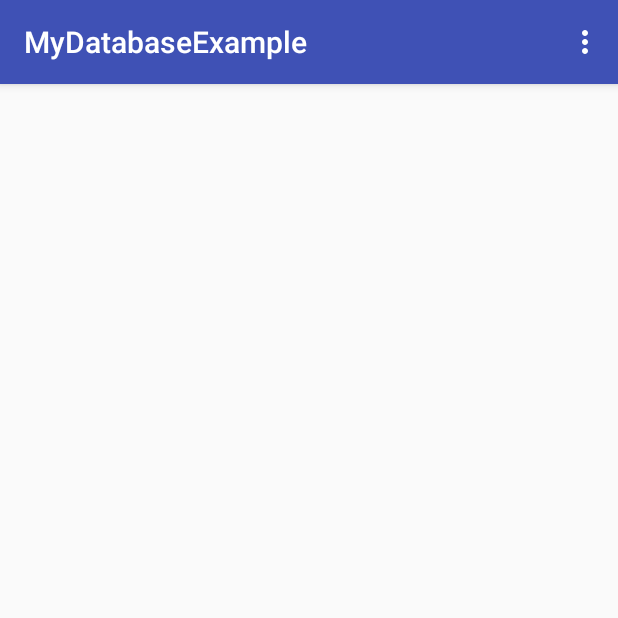
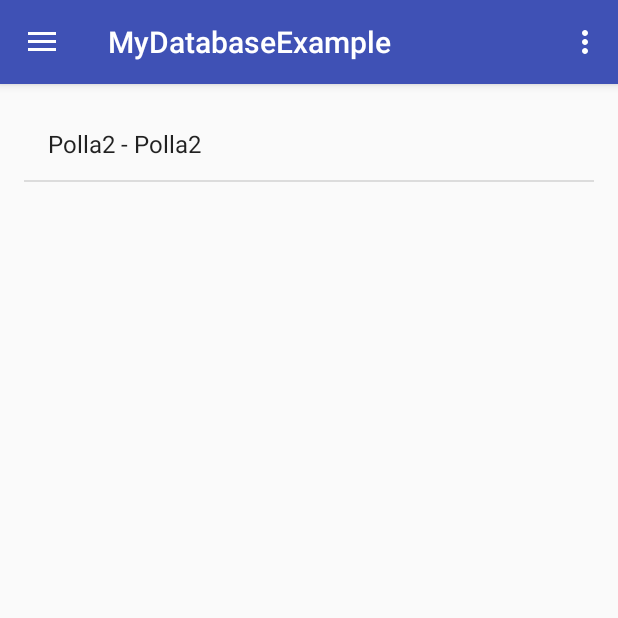
Before and after one commit to FredericUhlmann/IDIAndroid, an Android app: the screen it shows after launch (Home), in the options menu, after a tap on "Settings", on a phone screen of 412 x 824 dp, the top half of it. Run offline under Robolectric (Android 15) with nearby library versions, the phone set to English and light mode, and no system bars.

Commit message:
draweractivity

```diff
--- a/app/src/main/AndroidManifest.xml
+++ b/app/src/main/AndroidManifest.xml
@@ -8,7 +8,7 @@
         android:label="@string/app_name"
         android:supportsRtl="true"
         android:theme="@style/AppTheme">
-        <activity android:name=".Home">
+        <activity android:name=".Home" android:theme="@style/AppTheme.NoActionBar">
             <intent-filter>
                 <action android:name="android.intent.action.MAIN" />
 
--- a/app/src/main/java/com/example/pr_idi/mydatabaseexample/DrawerActivity.java
+++ b/app/src/main/java/com/example/pr_idi/mydatabaseexample/DrawerActivity.java
@@ -1,9 +1,6 @@
 package com.example.pr_idi.mydatabaseexample;
 
 import android.os.Bundle;
-import android.support.design.widget.FloatingActionButton;
-import android.support.design.widget.Snackbar;
-import android.view.View;
 import android.support.design.widget.NavigationView;
 import android.support.v4.view.GravityCompat;
 import android.support.v4.widget.DrawerLayout;
@@ -12,15 +9,24 @@ import android.support.v7.app.AppCompatActivity;
 import android.support.v7.widget.Toolbar;
 import android.view.Menu;
 import android.view.MenuItem;
+import android.widget.ArrayAdapter;
+import android.widget.FrameLayout;
+import android.widget.ListView;
+
+import java.util.List;
+import java.util.Random;
 
 public class DrawerActivity extends AppCompatActivity
         implements NavigationView.OnNavigationItemSelectedListener {
 
+
+    private FilmData filmData;
+
     @Override
     protected void onCreate(Bundle savedInstanceState) {
         super.onCreate(savedInstanceState);
-        setContentView(R.layout.activity_drawer);
-        Toolbar toolbar = (Toolbar) findViewById(R.id.toolbar);
+        super.setContentView(R.layout.activity_drawer);
+        /*Toolbar toolbar = (Toolbar) findViewById(R.id.toolbar);
         setSupportActionBar(toolbar);
 
         FloatingActionButton fab = (FloatingActionButton) findViewById(R.id.fab);
@@ -40,7 +46,23 @@ public class DrawerActivity extends AppCompatActivity
 
         NavigationView navigationView = (NavigationView) findViewById(R.id.nav_view);
         navigationView.setNavigationItemSelectedListener(this);
+*/
+        setView();
+    }
 
+    protected void setView() {
+
+        Toolbar toolbar = (Toolbar) findViewById(R.id.toolbar);
+        setSupportActionBar(toolbar);
+
+        DrawerLayout drawer = (DrawerLayout) findViewById(R.id.drawer_layout);
+        ActionBarDrawerToggle toggle = new ActionBarDrawerToggle(
+                this, drawer, toolbar, R.string.navigation_drawer_open, R.string.navigation_drawer_close);
+        drawer.setDrawerListener(toggle);
+        toggle.syncState();
+
+        NavigationView navigationView = (NavigationView) findViewById(R.id.nav_view);
+        navigationView.setNavigationItemSelectedListener(this);
     }
 
     @Override
@@ -81,8 +103,29 @@ public class DrawerActivity extends AppCompatActivity
         // Handle navigation view item clicks here.
         int id = item.getItemId();
 
-        if (id == R.id.nav_camera) {
-            // Handle the camera action
+        if (id == R.id.afegir) {
+
+            filmData = new FilmData(this);
+            filmData.open();
+
+            List<Film> values = filmData.getAllFilms();
+            //ListView lv = (ListView) findViewById(R.id.listmain);
+            // use the SimpleCursorAdapter to show the
+            // elements in a ListView
+            ArrayAdapter<Film> adapter = new ArrayAdapter<>(this,
+                    android.R.layout.simple_list_item_1, values);
+
+
+            ListView lv = (ListView) findViewById(R.id.llistapelis);
+            lv.setAdapter(adapter);
+            //afegir pelicula
+            adapter = (ArrayAdapter<Film>) lv.getAdapter();
+            Film film;
+            String[] newFilm = new String[] { "Polla2"};
+            int nextInt = new Random().nextInt(4);
+            // save the new film to the database
+            film = filmData.createFilm(newFilm[0], newFilm[0]);
+            adapter.add(film);
         } else if (id == R.id.nav_gallery) {
 
         } else if (id == R.id.nav_slideshow) {
@@ -99,4 +142,16 @@ public class DrawerActivity extends AppCompatActivity
         drawer.closeDrawer(GravityCompat.START);
         return true;
     }
+
+    @Override
+    public void setContentView(int layoutResID) {
+
+        DrawerLayout fullLayout = (DrawerLayout) getLayoutInflater().inflate(R.layout.activity_drawer, null);
+        FrameLayout frameLayout = (FrameLayout) fullLayout.findViewById(R.id.frame_layout_drawer);
+
+        getLayoutInflater().inflate(layoutResID, frameLayout, true);
+
+        super.setContentView(fullLayout);
+        setView();
+    }
 }
--- a/app/src/main/java/com/example/pr_idi/mydatabaseexample/Home.java
+++ b/app/src/main/java/com/example/pr_idi/mydatabaseexample/Home.java
@@ -1,12 +1,66 @@
 package com.example.pr_idi.mydatabaseexample;
 
 import android.os.Bundle;
+import android.widget.ArrayAdapter;
+import android.widget.ListView;
+
+import java.util.List;
 
 public class Home extends DrawerActivity {
+
+    private FilmData filmData;
 
     @Override
     protected void onCreate(Bundle savedInstanceState) {
         super.onCreate(savedInstanceState);
         setContentView(R.layout.activity_home);
+
+        filmData = new FilmData(this);
+        filmData.open();
+
+        List<Film> values = filmData.getAllFilms();
+        //ListView lv = (ListView) findViewById(R.id.listmain);
+        // use the SimpleCursorAdapter to show the
+        // elements in a ListView
+        ArrayAdapter<Film> adapter = new ArrayAdapter<>(this,
+                android.R.layout.simple_list_item_1, values);
+
+
+        ListView lv = (ListView) findViewById(R.id.llistapelis);
+        lv.setAdapter(adapter);
+
+        /*
+        adapter = (ArrayAdapter<Film>) lv.getAdapter();
+        Film film;
+        String[] newFilm = new String[] { "Polla"};
+        int nextInt = new Random().nextInt(4);
+        // save the new film to the database
+        film = filmData.createFilm(newFilm[0], newFilm[0]);
+        adapter.add(film);*/
     }
+/*
+    public void onClick(View view) {
+        @SuppressWarnings("unchecked")
+        ListView lv = (ListView) findViewById(R.id.llistapelis);
+        ArrayAdapter<Film> adapter = (ArrayAdapter<Film>) lv.getAdapter();
+        Film film;
+        switch (view.getId()) {
+            case R.id.afegir:
+                String[] newFilm = new String[] { "Blade Runner", "Ridley Scott", "Rocky Horror Picture Show", "Jim Sharman", "The Godfather", "Francis Ford Coppola", "Toy Story", "John Lasseter" };
+                int nextInt = new Random().nextInt(4);
+                // save the new film to the database
+                film = filmData.createFilm(newFilm[nextInt*2], newFilm[nextInt*2 + 1]);
+                adapter.add(film);
+                break;
+            /*
+            case R.id.delete:
+                if (lv.getCount() > 0) {
+                    film = (Film) lv.getAdapter().getItem(lv.getAdapter().getCount()-1);
+                    filmData.deleteFilm(film);
+                    adapter.remove(film);
+                }
+                break;
+        }
+        adapter.notifyDataSetChanged();
+    }*/
 }
--- a/app/src/main/res/layout/activity_drawer.xml
+++ b/app/src/main/res/layout/activity_drawer.xml
@@ -8,10 +8,34 @@
     android:fitsSystemWindows="true"
     tools:openDrawer="start">
 
-    <include
-        layout="@layout/app_bar_drawer"
+    <LinearLayout
         android:layout_width="match_parent"
-        android:layout_height="match_parent" />
+        android:layout_height="match_parent"
+        android:orientation="vertical">
+
+        <android.support.design.widget.AppBarLayout
+            android:layout_width="match_parent"
+            android:layout_height="wrap_content"
+            android:theme="@style/AppTheme.AppBarOverlay">
+
+            <android.support.v7.widget.Toolbar
+                android:id="@+id/toolbar"
+                android:layout_width="match_parent"
+                android:layout_height="?attr/actionBarSize"
+                android:background="?attr/colorPrimary"
+                app:popupTheme="@style/AppTheme.PopupOverlay" />
+
+        </android.support.design.widget.AppBarLayout>
+
+
+        <FrameLayout
+            android:layout_width="match_parent"
+            android:layout_height="match_parent"
+            android:id="@+id/frame_layout_drawer">
+
+        </FrameLayout>
+
+    </LinearLayout>
 
     <android.support.design.widget.NavigationView
         android:id="@+id/nav_view"
@@ -20,6 +44,8 @@
         android:layout_gravity="start"
         android:fitsSystemWindows="true"
         app:headerLayout="@layout/nav_header_drawer"
-        app:menu="@menu/activity_drawer_drawer" />
+        app:menu="@menu/activity_drawer_drawer" >
+
+    </android.support.design.widget.NavigationView>
 
 </android.support.v4.widget.DrawerLayout>
--- a/app/src/main/res/layout/activity_home.xml
+++ b/app/src/main/res/layout/activity_home.xml
@@ -10,4 +10,15 @@
     android:paddingTop="@dimen/activity_vertical_margin"
     tools:context="com.example.pr_idi.mydatabaseexample.Home">
 
+    <LinearLayout
+        android:orientation="vertical"
+        android:layout_width="match_parent"
+        android:layout_height="match_parent">
+
+        <ListView
+            android:layout_width="match_parent"
+            android:layout_height="match_parent"
+            android:id="@+id/llistapelis" />
+    </LinearLayout>
+
 </RelativeLayout>
--- a/app/src/main/res/menu/activity_drawer_drawer.xml
+++ b/app/src/main/res/menu/activity_drawer_drawer.xml
@@ -3,9 +3,8 @@
 
     <group android:checkableBehavior="single">
         <item
-            android:id="@+id/nav_camera"
-            android:icon="@drawable/ic_menu_camera"
-            android:title="Import" />
+            android:id="@+id/afegir"
+            android:title="Afegir pelicula" />
         <item
             android:id="@+id/nav_gallery"
             android:icon="@drawable/ic_menu_gallery"
```
